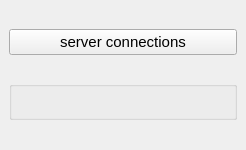
The window that QgsWpsDockWidget.ui (sourcepole/qgis-wps-client) describes before a commit, drawn with Qt 5.
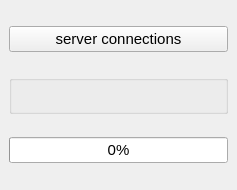
The same window after the commit.

Commit message: Höhe vergrössert

```diff
--- a/QgsWpsDockWidget.ui
+++ b/QgsWpsDockWidget.ui
@@ -6,8 +6,8 @@
    <rect>
     <x>0</x>
     <y>0</y>
-    <width>246</width>
-    <height>150</height>
+    <width>237</width>
+    <height>190</height>
    </rect>
   </property>
   <property name="sizePolicy">
@@ -19,13 +19,13 @@
   <property name="minimumSize">
    <size>
     <width>190</width>
-    <height>150</height>
+    <height>190</height>
    </size>
   </property>
   <property name="maximumSize">
    <size>
     <width>524287</width>
-    <height>200</height>
+    <height>190</height>
    </size>
   </property>
   <property name="baseSize">
@@ -70,11 +70,24 @@
         <verstretch>30</verstretch>
        </sizepolicy>
       </property>
+      <property name="font">
+       <font>
+        <family>Sans Serif</family>
+        <pointsize>10</pointsize>
+       </font>
+      </property>
       <property name="title">
        <string/>
       </property>
      </widget>
     </item>
+    <item row="2" column="0">
+     <widget class="QProgressBar" name="progressBar">
+      <property name="value">
+       <number>0</number>
+      </property>
+     </widget>
+    </item>
    </layout>
   </widget>
  </widget>
```
